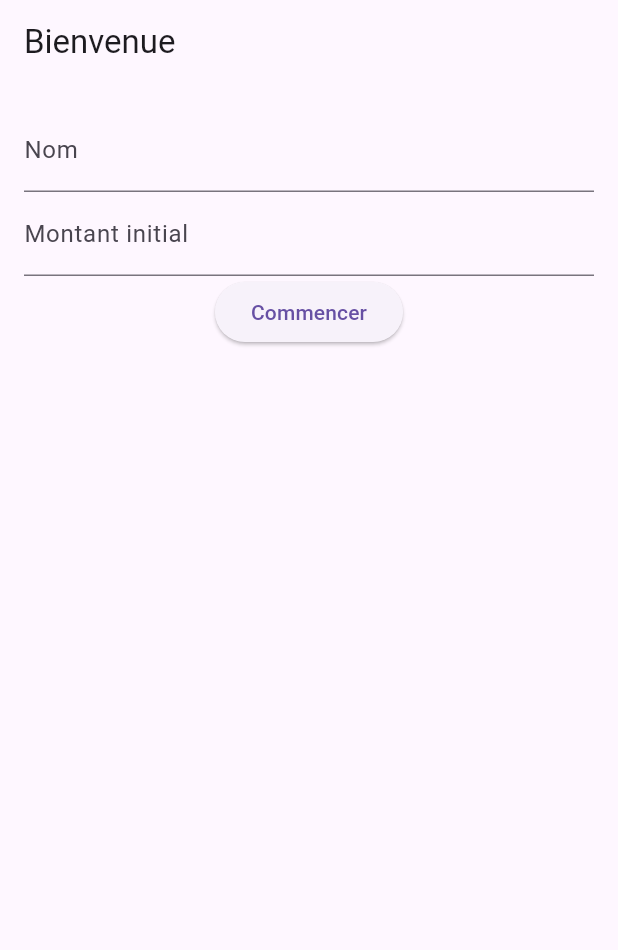
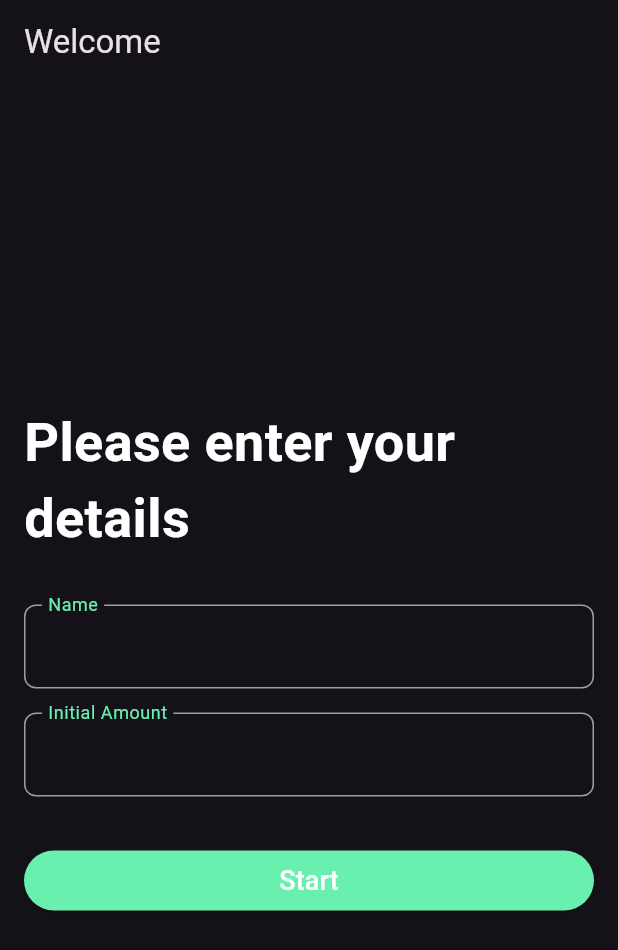
Before and after one commit to KhalilBDJ/flutter_trading, a Flutter app: the screen it shows after launch, on a phone screen of 412 x 824 dp. Shown: the top 950 px of the screen. Run offline on Flutter 3.47's test engine with Material 3 defaults, Android fonts, the phone set to English and light mode, and no system bars; our stand-ins replace shared_preferences.

Commit message:
Change theme

```diff
--- a/lib/InitialPage.dart
+++ b/lib/InitialPage.dart
@@ -23,16 +23,66 @@ class InitialPage extends StatelessWidget {
 
   @override
   Widget build(BuildContext context) {
-    return Scaffold(
-      appBar: AppBar(title: Text('Bienvenue')),
-      body: Padding(
-        padding: EdgeInsets.all(16.0),
-        child: Column(
-          children: [
-            TextField(controller: nameController, decoration: InputDecoration(labelText: 'Nom')),
-            TextField(controller: amountController, decoration: InputDecoration(labelText: 'Montant initial')),
-            ElevatedButton(onPressed: () => saveData(context), child: Text('Commencer')),
-          ],
+    var spotifyTheme = ThemeData(
+      brightness: Brightness.dark, // Fond sombre
+      primaryColor: Colors.black,
+      hintColor: Colors.greenAccent,
+      textTheme: TextTheme(
+        headline1: TextStyle(fontSize: 36.0, fontWeight: FontWeight.bold, color: Colors.white),
+        subtitle1: TextStyle(fontSize: 18.0, color: Colors.white),
+      ),
+      inputDecorationTheme: InputDecorationTheme(
+        floatingLabelBehavior: FloatingLabelBehavior.always, // étiquettes flottantes
+        labelStyle: TextStyle(color: Colors.greenAccent),
+        enabledBorder: OutlineInputBorder(
+          borderSide: BorderSide(color: Colors.grey),
+          borderRadius: BorderRadius.circular(8.0),
+        ),
+        focusedBorder: OutlineInputBorder(
+          borderSide: BorderSide(color: Colors.greenAccent),
+          borderRadius: BorderRadius.circular(8.0),
+        ),
+      ),
+      elevatedButtonTheme: ElevatedButtonThemeData(
+        style: ElevatedButton.styleFrom(
+          primary: Colors.greenAccent,
+          onPrimary: Colors.black,
+          shape: RoundedRectangleBorder(
+            borderRadius: BorderRadius.circular(20.0),
+          ),
+        ),
+      ),
+    );
+
+    return Theme(
+      data: spotifyTheme,
+      child: Scaffold(
+        appBar: AppBar(title: Text('Welcome')),
+        body: Padding(
+          padding: EdgeInsets.all(16.0),
+          child: Column(
+            mainAxisAlignment: MainAxisAlignment.center,
+            crossAxisAlignment: CrossAxisAlignment.stretch,
+            children: [
+              Text('Please enter your details', style: spotifyTheme.textTheme.headline1),
+              SizedBox(height: 32.0),
+              TextField(
+                controller: nameController,
+                decoration: InputDecoration(labelText: 'Name'),
+              ),
+              SizedBox(height: 16.0),
+              TextField(
+                controller: amountController,
+                decoration: InputDecoration(labelText: 'Initial Amount'),
+                keyboardType: TextInputType.numberWithOptions(decimal: true),
+              ),
+              SizedBox(height: 32.0),
+              ElevatedButton(
+                onPressed: () => saveData(context),
+                child: Text('Start', style: spotifyTheme.textTheme.subtitle1),
+              ),
+            ],
+          ),
         ),
       ),
     );
```
Also changed, not shown: lib/home_page.dart (+17 -13 lines).
